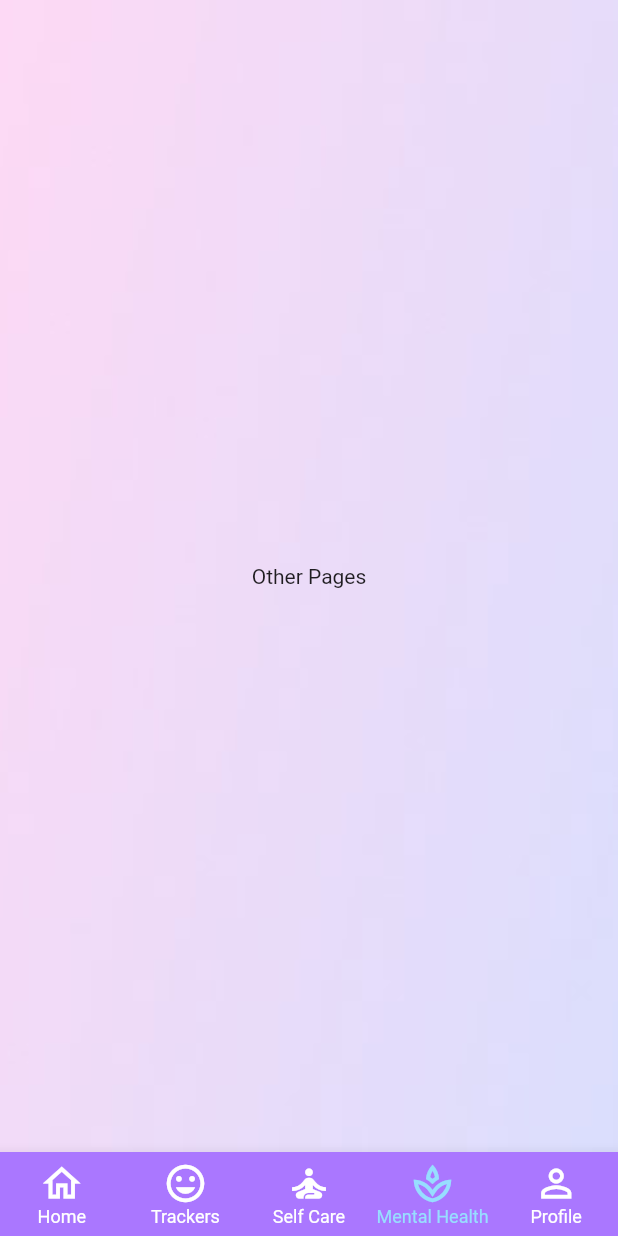
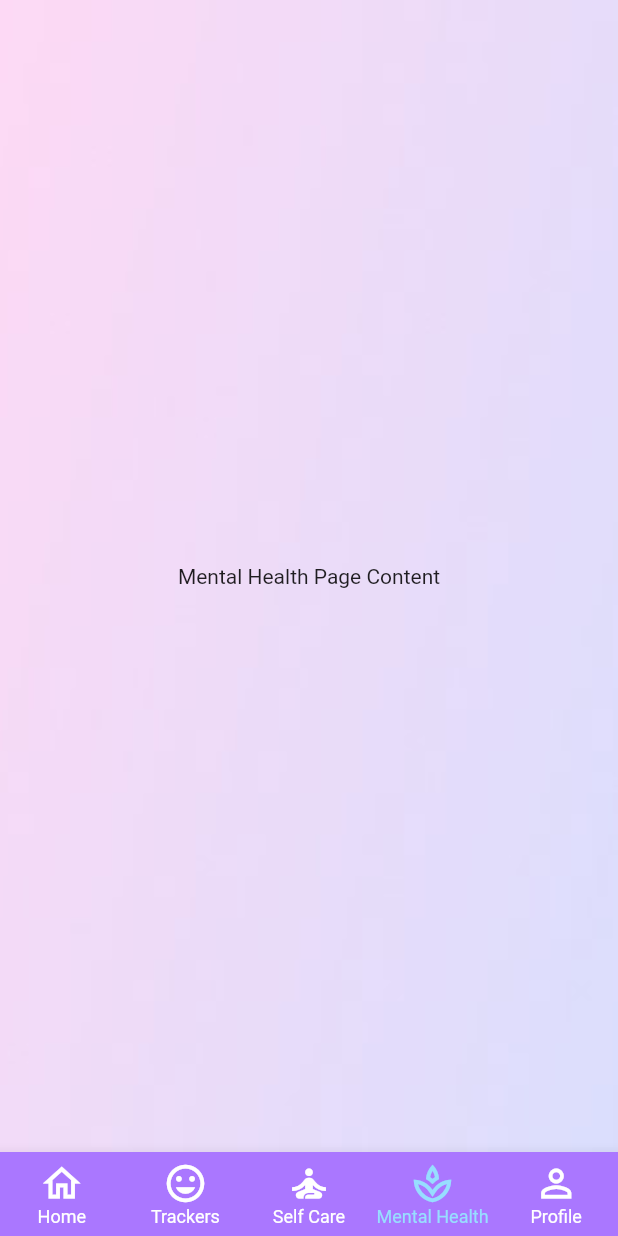
Before and after one commit to janhavikale06/MentalHealth-and-SelfCareApp, a Flutter app: the homePage screen opened directly, item 4 of the bottom bar chosen, on a phone screen of 412 x 824 dp. Run offline on Flutter 3.47's test engine with Material 2 defaults, Android fonts, the light colour scheme and no system bars; our stand-ins replace email_validator.

Commit message:
Mental Health And Self Care App

```diff
--- a/mental_health/lib/home_page.dart
+++ b/mental_health/lib/home_page.dart
@@ -2,6 +2,10 @@
 
 import 'package:flutter/material.dart';
 import 'package:mental_health/know_more_page.dart';
+import 'package:mental_health/tracker_page.dart';
+import 'package:mental_health/selfcare_page.dart';
+import 'package:mental_health/mentalhealth_page.dart';
+
 
 // ignore: camel_case_types
 class homePage extends StatefulWidget {
@@ -21,7 +25,7 @@ class _HomePageState extends State<homePage> {
       crossAxisAlignment: CrossAxisAlignment.start,
       children: [
         const Padding(
-          padding: EdgeInsets.only( top: 8),
+          padding: EdgeInsets.only(top: 8),
         ),
         Container(
           width: 412,
@@ -74,7 +78,7 @@ class _HomePageState extends State<homePage> {
 
         // Add the RangeSlider below the image
         Padding(
-          padding: const EdgeInsets.only(left: 90, top: 1 , right: 100),
+          padding: const EdgeInsets.only(left: 90, top: 1, right: 100),
           child: RangeSlider(
             values: _moodRange,
             onChanged: (RangeValues values) {
@@ -122,6 +126,30 @@ class _HomePageState extends State<homePage> {
 
   @override
   Widget build(BuildContext context) {
+    Widget selectedPage;
+
+    // Determine the selected page based on _currentIndex
+    switch (_currentIndex) {
+      case 0:
+        selectedPage = buildHomePage();
+        break;
+      case 1:
+        selectedPage = TrackersPage(); // Show the Trackers page
+        break;
+      case 2:
+        selectedPage = SelfCarePage(); // Show the Self Care page
+        break;
+      case 3:
+        selectedPage = MentalHealthPage(); // Show the Mental Health page
+        break;
+      case 4:
+        // You can add a ProfilePage widget here if needed
+        selectedPage = const Center(child: Text('Profile Page'));
+        break;
+      default:
+        selectedPage = buildHomePage();
+    }
+
     return Container(
       decoration: const BoxDecoration(
         image: DecorationImage(
@@ -131,9 +159,7 @@ class _HomePageState extends State<homePage> {
       ),
       child: Scaffold(
         backgroundColor: Colors.transparent,
-        body: _currentIndex == 0
-            ? buildHomePage()
-            : const Center(child: Text('Other Pages')), // You can replace 'Other Pages' with your content
+        body: selectedPage, // Display the selected page
         bottomNavigationBar: BottomNavigationBar(
           type: BottomNavigationBarType.fixed,
           unselectedItemColor: Colors.white,
--- /dev/null
+++ b/mental_health/lib/mentalhealth_page.dart
@@ -0,0 +1,11 @@
+import 'package:flutter/material.dart';
+
+// Define the MentalHealthPage widget
+class MentalHealthPage extends StatelessWidget {
+  @override
+  Widget build(BuildContext context) {
+    return const Center(
+      child: Text('Mental Health Page Content'),
+    );
+  }
+}
--- a/mental_health/lib/profile_page.dart
+++ b/mental_health/lib/profile_page.dart
@@ -14,7 +14,11 @@ class _ProfilePageState extends State<profilePage> {
   Widget build(BuildContext context) {
     return Scaffold(
       appBar: AppBar(
-        title: const Text('Profile Page'),
+        backgroundColor: const Color.fromARGB(255, 135, 213, 249),
+        title: const Text(
+          'Profile',
+          style: TextStyle(color: Colors.white, fontSize: 22),
+        ),
       ),
       body: Container(
         color: const Color(0xFFD8B4F8), // Background color
```
Also changed, not shown: mental_health/lib/know_more_page.dart (+72 -22 lines), mental_health/lib/selfcare_page.dart (added, +12 -0 lines), mental_health/lib/sign_up.dart (+26 -1 lines), mental_health/lib/tracker_page.dart (added, +11 -0 lines).
